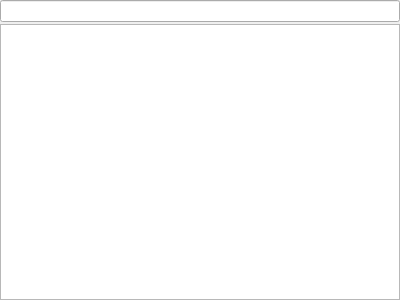
First picture: the form in resources/ui/configure/plugins.ui, repository prymatex/prymatex, before the edit.
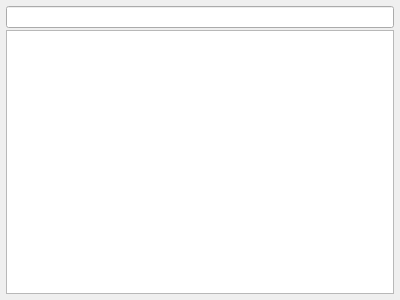
Second picture: the form after the edit.

Diff of the .ui file:
```diff
--- a/resources/ui/configure/plugins.ui
+++ b/resources/ui/configure/plugins.ui
@@ -18,7 +18,7 @@
     <number>2</number>
    </property>
    <property name="margin">
-    <number>0</number>
+    <number>6</number>
    </property>
    <item>
     <widget class="QLineEdit" name="lineEditFilter">
@@ -28,14 +28,7 @@
     </widget>
    </item>
    <item>
-    <widget class="QTableView" name="tableViewPlugins">
-     <attribute name="horizontalHeaderVisible">
-      <bool>false</bool>
-     </attribute>
-     <attribute name="verticalHeaderVisible">
-      <bool>false</bool>
-     </attribute>
-    </widget>
+    <widget class="QListView" name="listViewPlugins"/>
    </item>
   </layout>
  </widget>
```
